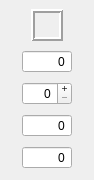
This is ui/Skill.ui in Fenrai/AradBuilder as Qt 5 draws it before an edit. The edited form follows.
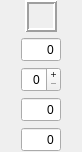
This is the edited form.

```diff
--- a/ui/Skill.ui
+++ b/ui/Skill.ui
@@ -6,22 +6,31 @@
    <rect>
     <x>0</x>
     <y>0</y>
-    <width>94</width>
-    <height>180</height>
+    <width>82</width>
+    <height>152</height>
    </rect>
   </property>
   <property name="windowTitle">
    <string>Skill</string>
   </property>
   <layout class="QGridLayout" name="gridLayout">
-   <property name="sizeConstraint">
-    <enum>QLayout::SetDefaultConstraint</enum>
+   <property name="leftMargin">
+    <number>2</number>
+   </property>
+   <property name="topMargin">
+    <number>0</number>
+   </property>
+   <property name="rightMargin">
+    <number>2</number>
+   </property>
+   <property name="bottomMargin">
+    <number>0</number>
+   </property>
+   <property name="horizontalSpacing">
+    <number>0</number>
    </property>
    <property name="verticalSpacing">
-    <number>0</number>
-   </property>
-   <property name="margin">
-    <number>0</number>
+    <number>5</number>
    </property>
    <item row="0" column="0" alignment="Qt::AlignHCenter">
     <widget class="QLabel" name="label">
@@ -43,6 +52,9 @@
        <height>32</height>
       </size>
      </property>
+     <property name="layoutDirection">
+      <enum>Qt::LeftToRight</enum>
+     </property>
      <property name="frameShape">
       <enum>QFrame::Box</enum>
      </property>
@@ -55,28 +67,71 @@
      <property name="text">
       <string/>
      </property>
+     <property name="alignment">
+      <set>Qt::AlignCenter</set>
+     </property>
+    </widget>
+   </item>
+   <item row="1" column="0">
+    <widget class="QSpinBox" name="spinBoxMax">
+     <property name="minimumSize">
+      <size>
+       <width>40</width>
+       <height>25</height>
+      </size>
+     </property>
+     <property name="maximumSize">
+      <size>
+       <width>40</width>
+       <height>16777215</height>
+      </size>
+     </property>
+     <property name="toolTip">
+      <string>The higherst level for the current char level.</string>
+     </property>
+     <property name="alignment">
+      <set>Qt::AlignRight|Qt::AlignTrailing|Qt::AlignVCenter</set>
+     </property>
+     <property name="readOnly">
+      <bool>true</bool>
+     </property>
+     <property name="buttonSymbols">
+      <enum>QAbstractSpinBox::NoButtons</enum>
+     </property>
     </widget>
    </item>
    <item row="2" column="0">
     <widget class="QSpinBox" name="spinBoxLevel">
      <property name="minimumSize">
       <size>
-       <width>50</width>
-       <height>0</height>
+       <width>40</width>
+       <height>25</height>
       </size>
      </property>
      <property name="maximumSize">
       <size>
-       <width>50</width>
+       <width>40</width>
        <height>16777215</height>
       </size>
      </property>
      <property name="toolTip">
       <string>The currently set level.</string>
      </property>
+     <property name="autoFillBackground">
+      <bool>false</bool>
+     </property>
+     <property name="wrapping">
+      <bool>false</bool>
+     </property>
+     <property name="frame">
+      <bool>true</bool>
+     </property>
      <property name="alignment">
       <set>Qt::AlignRight|Qt::AlignTrailing|Qt::AlignVCenter</set>
      </property>
+     <property name="readOnly">
+      <bool>false</bool>
+     </property>
      <property name="buttonSymbols">
       <enum>QAbstractSpinBox::PlusMinus</enum>
      </property>
@@ -89,13 +144,13 @@
     <widget class="QSpinBox" name="spinBoxCost">
      <property name="minimumSize">
       <size>
-       <width>50</width>
-       <height>0</height>
+       <width>40</width>
+       <height>25</height>
       </size>
      </property>
      <property name="maximumSize">
       <size>
-       <width>50</width>
+       <width>40</width>
        <height>16777215</height>
       </size>
      </property>
@@ -113,45 +168,17 @@
      </property>
     </widget>
    </item>
-   <item row="1" column="0">
-    <widget class="QSpinBox" name="spinBoxMax">
-     <property name="minimumSize">
-      <size>
-       <width>50</width>
-       <height>0</height>
-      </size>
-     </property>
-     <property name="maximumSize">
-      <size>
-       <width>50</width>
-       <height>16777215</height>
-      </size>
-     </property>
-     <property name="toolTip">
-      <string>The higherst level for the current char level.</string>
-     </property>
-     <property name="alignment">
-      <set>Qt::AlignRight|Qt::AlignTrailing|Qt::AlignVCenter</set>
-     </property>
-     <property name="readOnly">
-      <bool>true</bool>
-     </property>
-     <property name="buttonSymbols">
-      <enum>QAbstractSpinBox::NoButtons</enum>
-     </property>
-    </widget>
-   </item>
    <item row="4" column="0">
     <widget class="QSpinBox" name="spinBoxTotal">
      <property name="minimumSize">
       <size>
-       <width>50</width>
-       <height>0</height>
+       <width>40</width>
+       <height>25</height>
       </size>
      </property>
      <property name="maximumSize">
       <size>
-       <width>50</width>
+       <width>40</width>
        <height>16777215</height>
       </size>
      </property>
```
Left out of the diff: 5 changed lines with no effect on the pictures.
